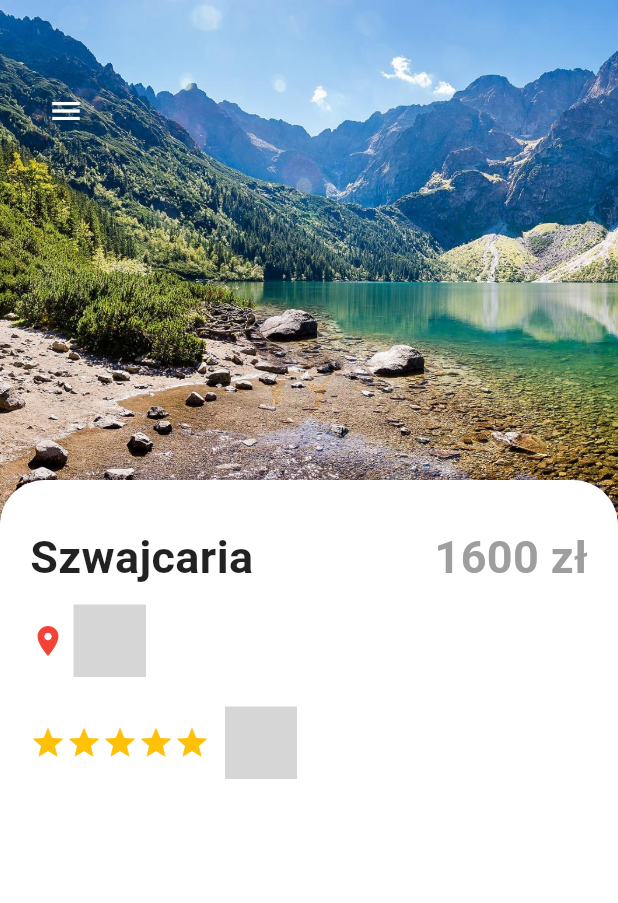
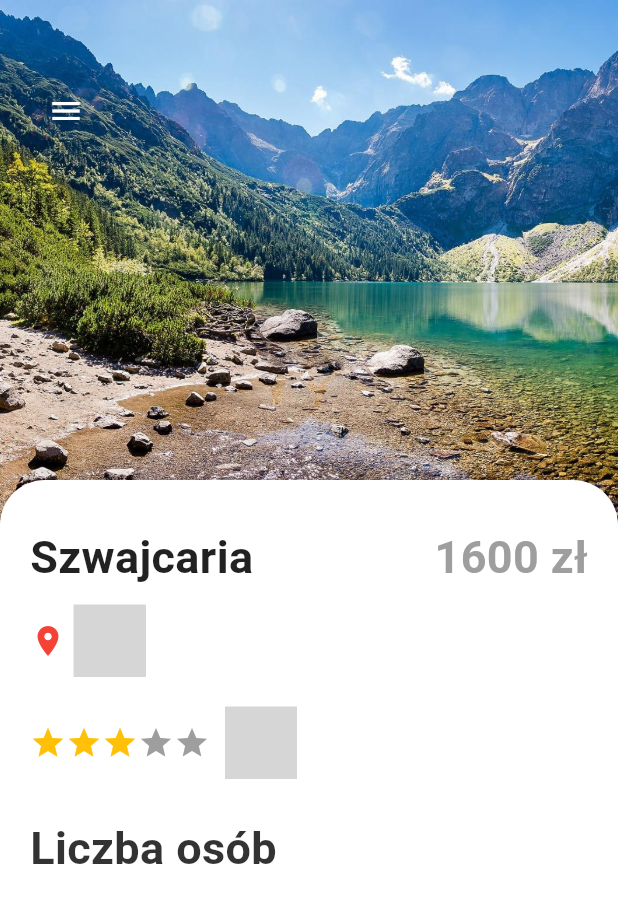
Before and after one commit to Jacek96/flutter_travel_app, a Flutter app: the screen it shows after launch, on a phone screen of 412 x 824 dp. Shown: the top 903 px of the screen. Run offline on Flutter 3.47's test engine with Material 3 defaults, Android fonts, the phone set to English and light mode, and no system bars; grey boxes are pictures that could not be loaded.

Commit message:
Add stars rating functionality

```diff
--- a/lib/pages/detail_page.dart
+++ b/lib/pages/detail_page.dart
@@ -10,6 +10,7 @@ class DetailPage extends StatefulWidget {
 }
 
 class _DetailPageState extends State<DetailPage> {
+  int gottenStars = 3;
   @override
   Widget build(BuildContext context) {
     return Scaffold(
@@ -103,7 +104,9 @@ class _DetailPageState extends State<DetailPage> {
                             (index) {
                               return Icon(
                                 Icons.star,
-                                color: Colors.amber,
+                                color: index < gottenStars
+                                    ? Colors.amber
+                                    : Colors.grey,
                               );
                             },
                           ),
@@ -116,7 +119,14 @@ class _DetailPageState extends State<DetailPage> {
                           color: Colors.black87,
                         ),
                       ],
-                    )
+                    ),
+                    SizedBox(
+                      height: 25,
+                    ),
+                    ApplargeText(
+                      text: 'Liczba osób',
+                      color: Colors.black87.withOpacity(0.8),
+                    ),
                   ],
                 ),
               ),
```
